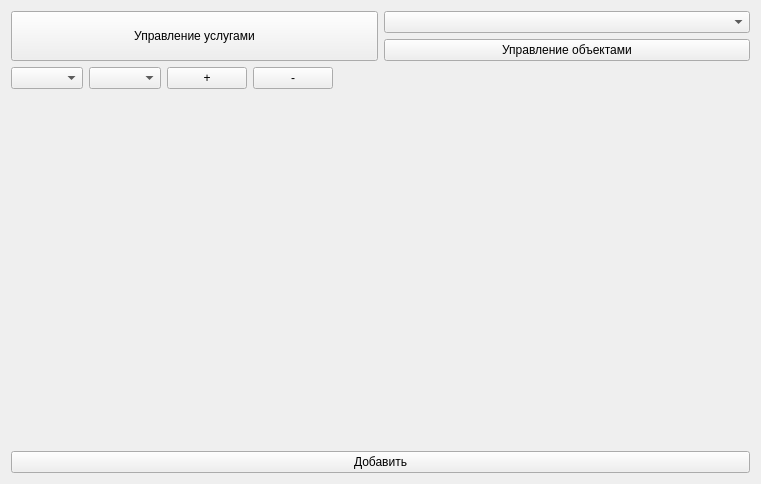
The window that MainWindow.ui (ivn64/CommunalServices) describes before a commit, drawn with Qt 5.
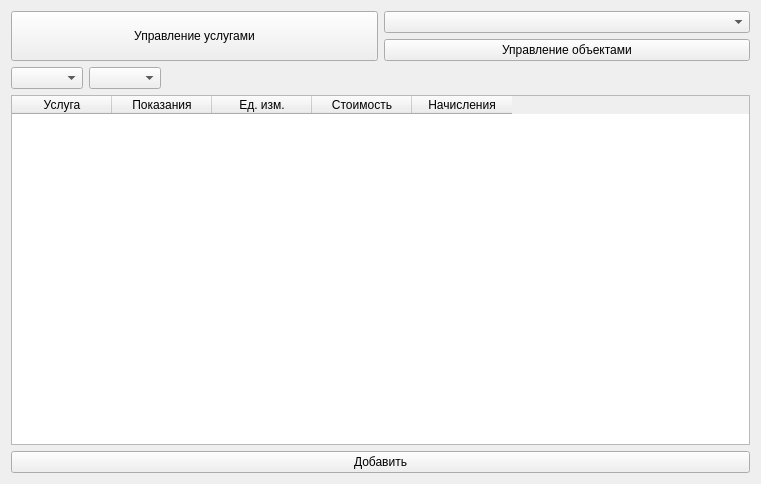
The same window after the commit.

Patch:
```diff
--- a/MainWindow.ui
+++ b/MainWindow.ui
@@ -54,20 +54,6 @@
       <item>
        <widget class="QComboBox" name="monthComboBox"/>
       </item>
-      <item>
-       <widget class="QPushButton" name="addYearButton">
-        <property name="text">
-         <string>+</string>
-        </property>
-       </widget>
-      </item>
-      <item>
-       <widget class="QPushButton" name="removeYearButton">
-        <property name="text">
-         <string>-</string>
-        </property>
-       </widget>
-      </item>
       <item>
        <spacer name="horizontalSpacer">
         <property name="orientation">
@@ -87,17 +73,33 @@
      </layout>
     </item>
     <item>
-     <spacer name="verticalSpacer">
-      <property name="orientation">
-       <enum>Qt::Vertical</enum>
-      </property>
-      <property name="sizeHint" stdset="0">
-       <size>
-        <width>20</width>
-        <height>40</height>
-       </size>
-      </property>
-     </spacer>
+     <widget class="QTableWidget" name="tableWidget">
+      <column>
+       <property name="text">
+        <string>Услуга</string>
+       </property>
+      </column>
+      <column>
+       <property name="text">
+        <string>Показания</string>
+       </property>
+      </column>
+      <column>
+       <property name="text">
+        <string>Ед. изм.</string>
+       </property>
+      </column>
+      <column>
+       <property name="text">
+        <string>Стоимость</string>
+       </property>
+      </column>
+      <column>
+       <property name="text">
+        <string>Начисления</string>
+       </property>
+      </column>
+     </widget>
     </item>
     <item>
      <widget class="QPushButton" name="addButton">
```
